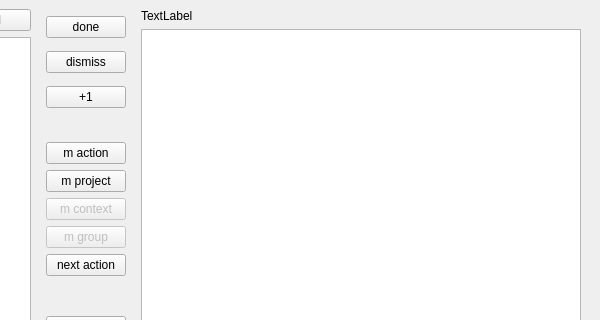
Qt form src/zmQtListWidget/zmQtListWidget.ui (basmatix/zeitmaschine) before a commit; both pictures show x 532 to 1132 and y 0 to 320 of the 1132 by 680 pixel window.
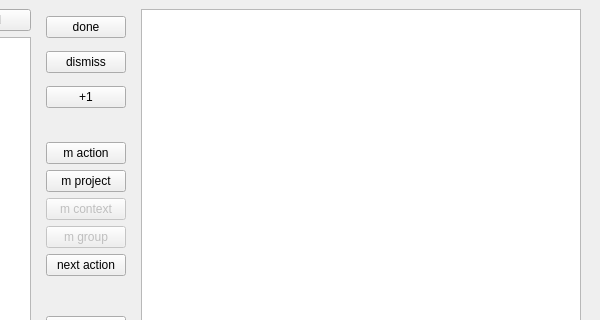
The same form after that commit. Icons and pictures are not drawn. Custom widgets are drawn as their Qt base class.

Commit message: removed unneeded item

The edit to the form file:
```diff
--- a/src/zmQtListWidget/zmQtListWidget.ui
+++ b/src/zmQtListWidget/zmQtListWidget.ui
@@ -276,13 +276,6 @@
           <property name="rightMargin">
            <number>10</number>
           </property>
-          <item>
-           <widget class="QLabel" name="label">
-            <property name="text">
-             <string>TextLabel</string>
-            </property>
-           </widget>
-          </item>
           <item>
            <widget class="QTextEdit" name="teNotes">
             <property name="font">
```
